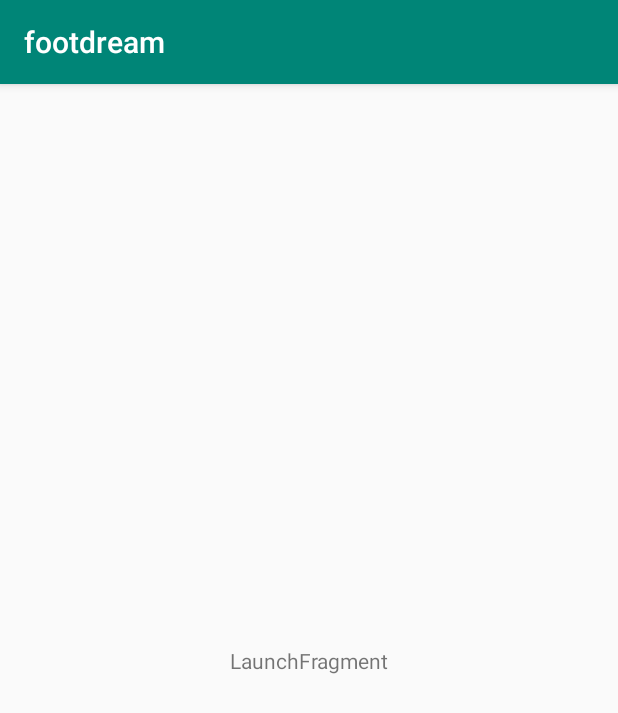
After one commit to jbugalho/footdream, an Android app: the Launch screen opened directly, with no data from a screen before it, on a phone screen of 412 x 824 dp. The commit adds this screen. Shown: the top 713 px of the screen. Run offline under Robolectric (Android 15) with nearby library versions, the phone set to English and light mode, and no system bars.

```diff
--- /dev/null
+++ b/footdream/app/src/main/java/com/bugalho/footdream/Launch.java
@@ -0,0 +1,23 @@
+package com.bugalho.footdream;
+
+import androidx.appcompat.app.AppCompatActivity;
+
+import android.os.Bundle;
+
+import com.bugalho.footdream.ui.launch.LaunchFragment;
+
+public class Launch extends AppCompatActivity {
+
+
+    private boolean register = false;
+    @Override
+    protected void onCreate(Bundle savedInstanceState) {
+        super.onCreate(savedInstanceState);
+        setContentView(R.layout.launch_activity);
+        if (savedInstanceState == null) {
+            getSupportFragmentManager().beginTransaction()
+                    .replace(R.id.container, LaunchFragment.newInstance())
+                    .commitNow();
+        }
+    }
+}
--- /dev/null
+++ b/footdream/app/src/main/java/com/bugalho/footdream/ui/launch/LaunchFragment.java
@@ -0,0 +1,39 @@
+package com.bugalho.footdream.ui.launch;
+
+import androidx.lifecycle.ViewModelProviders;
+
+import android.os.Bundle;
+
+import androidx.annotation.NonNull;
+import androidx.annotation.Nullable;
+import androidx.fragment.app.Fragment;
+
+import android.view.LayoutInflater;
+import android.view.View;
+import android.view.ViewGroup;
+
+import com.bugalho.footdream.R;
+
+public class LaunchFragment extends Fragment {
+
+    private LaunchViewModel launchViewModel;
+
+    public static LaunchFragment newInstance() {
+        return new LaunchFragment();
+    }
+
+    @Nullable
+    @Override
+    public View onCreateView(@NonNull LayoutInflater inflater, @Nullable ViewGroup container,
+                             @Nullable Bundle savedInstanceState) {
+        return inflater.inflate(R.layout.launch_fragment, container, false);
+    }
+
+    @Override
+    public void onActivityCreated(@Nullable Bundle savedInstanceState) {
+        super.onActivityCreated(savedInstanceState);
+        launchViewModel = ViewModelProviders.of(this).get(LaunchViewModel.class);
+        // TODO: Use the ViewModel
+    }
+
+}
--- /dev/null
+++ b/footdream/app/src/main/java/com/bugalho/footdream/ui/launch/LaunchViewModel.java
@@ -0,0 +1,7 @@
+package com.bugalho.footdream.ui.launch;
+
+import androidx.lifecycle.ViewModel;
+
+public class LaunchViewModel extends ViewModel {
+    // TODO: Implement the ViewModel
+}
--- /dev/null
+++ b/footdream/app/src/main/res/layout/launch_activity.xml
@@ -0,0 +1,7 @@
+<?xml version="1.0" encoding="utf-8"?>
+<FrameLayout xmlns:android="http://schemas.android.com/apk/res/android"
+    xmlns:tools="http://schemas.android.com/tools"
+    android:id="@+id/container"
+    android:layout_width="match_parent"
+    android:layout_height="match_parent"
+    tools:context=".Launch" />
--- /dev/null
+++ b/footdream/app/src/main/res/layout/launch_fragment.xml
@@ -0,0 +1,20 @@
+<?xml version="1.0" encoding="utf-8"?>
+<androidx.constraintlayout.widget.ConstraintLayout xmlns:android="http://schemas.android.com/apk/res/android"
+    xmlns:app="http://schemas.android.com/apk/res-auto"
+    xmlns:tools="http://schemas.android.com/tools"
+    android:id="@+id/launch"
+    android:layout_width="match_parent"
+    android:layout_height="match_parent"
+    tools:context=".ui.launch.LaunchFragment">
+
+    <TextView
+        android:id="@+id/message"
+        android:layout_width="wrap_content"
+        android:layout_height="wrap_content"
+        android:text="LaunchFragment"
+        app:layout_constraintBottom_toBottomOf="parent"
+        app:layout_constraintEnd_toEndOf="parent"
+        app:layout_constraintStart_toStartOf="parent"
+        app:layout_constraintTop_toTopOf="parent" />
+
+</androidx.constraintlayout.widget.ConstraintLayout>
--- a/footdream/app/src/main/res/values/strings.xml
+++ b/footdream/app/src/main/res/values/strings.xml
@@ -13,4 +13,7 @@
     <string name="menu_tools">Tools</string>
     <string name="menu_share">Share</string>
     <string name="menu_send">Send</string>
+
+    <!-- TODO: Remove or change this placeholder text -->
+    <string name="hello_blank_fragment">Hello blank fragment</string>
 </resources>
```
Also changed, not shown: footdream/app/src/main/AndroidManifest.xml (+4 -5 lines), footdream/app/src/main/java/com/bugalho/footdream/Register.java (added, +21 -0 lines), footdream/app/src/main/java/com/bugalho/footdream/ui/gallery/GalleryFragment.java (+4 -4 lines), footdream/app/src/main/java/com/bugalho/footdream/ui/register/RegisterFragment.java (added, +39 -0 lines), footdream/app/src/main/java/com/bugalho/footdream/ui/register/RegisterViewModel.java (added, +7 -0 lines), footdream/app/src/main/res/layout/fragment_gallery.xml (+19 -5 lines), footdream/app/src/main/res/layout/register_activity.xml (added, +7 -0 lines), footdream/app/src/main/res/layout/register_fragment.xml (added, +20 -0 lines), 3 other files.
